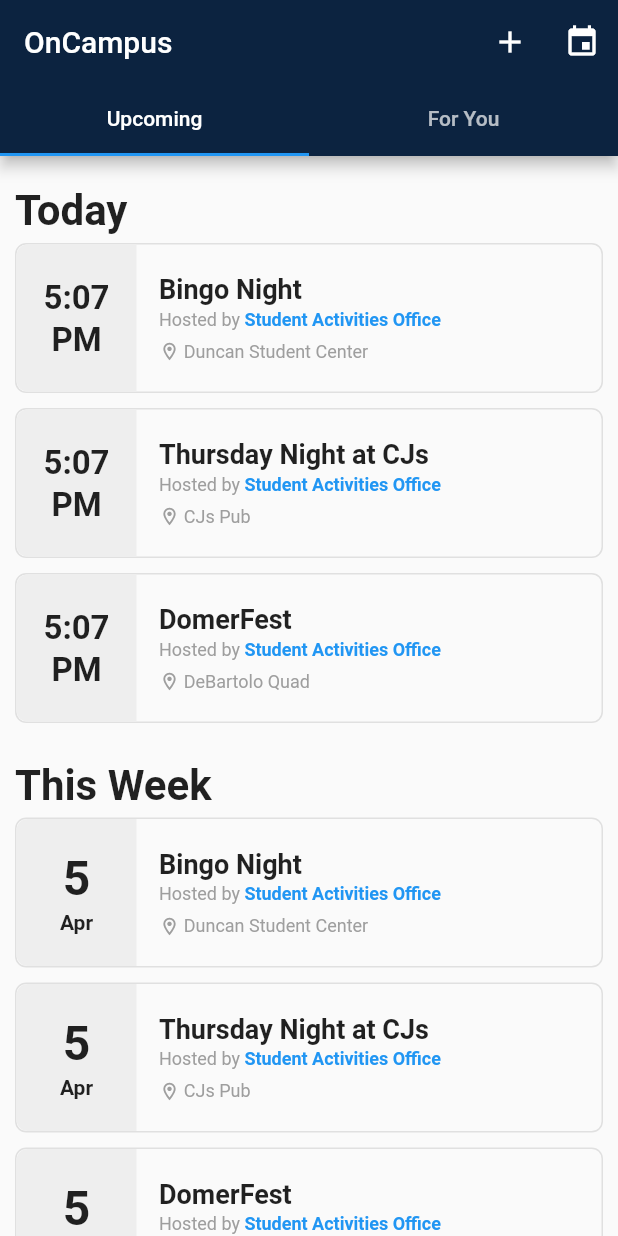
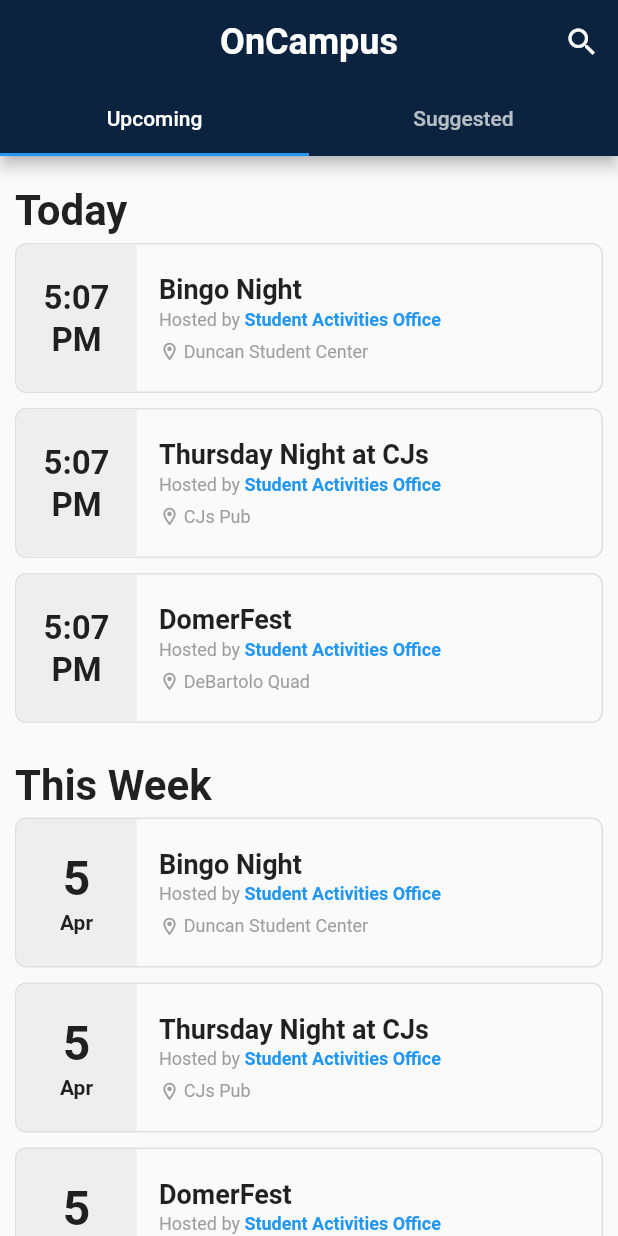
Before and after one commit to kfriday32/nd-oncampus, a Flutter app: the screen it shows after launch, on a phone screen of 412 x 824 dp. Run offline on Flutter 3.47's test engine with Material 2 defaults, Android fonts, the phone set to English and light mode, and no system bars; our stand-ins replace date_field, select_form_field.

Commit message:
Restyled AppBar

```diff
--- a/flutter_ui/lib/src/home_page.dart
+++ b/flutter_ui/lib/src/home_page.dart
@@ -39,7 +39,7 @@ class _HomePageState extends State<HomePage>
     with SingleTickerProviderStateMixin {
   final List<Tab> myTabs = [
     Tab(text: 'Upcoming'),
-    Tab(text: 'For You'),
+    Tab(text: 'Suggested'),
   ];
 
   late TabController _tabController;
@@ -62,18 +62,21 @@ class _HomePageState extends State<HomePage>
   Widget build(BuildContext context) {
     return Scaffold(
       appBar: AppBar(
-        title: const Text('OnCampus'),
         backgroundColor: const Color(0xFF0C2340),
+        centerTitle: true,
+        title: const Text(
+          'OnCampus',
+          style: TextStyle(
+            fontWeight: FontWeight.bold,
+            fontSize: 24.0,
+          ),
+        ),
         actions: <Widget>[
           IconButton(
-            icon: const Icon(Icons.add),
-            onPressed: () {},
-          ),
-          IconButton(
-            icon: const Icon(Icons.event),
+            icon: const Icon(Icons.search),
             onPressed: () {
               Navigator.push(context,
-                  MaterialPageRoute(builder: (context) => const EventsPage()));
+                  MaterialPageRoute(builder: (context) => PublisherPage()));
             },
           ),
         ],
@@ -90,9 +93,6 @@ class _HomePageState extends State<HomePage>
             child: SingleChildScrollView(
               child: Column(
                 children: [
-                  Row(
-                    children: [],
-                  ),
                   Column(
                     crossAxisAlignment: CrossAxisAlignment.start,
                     children: [
@@ -588,7 +588,7 @@ class _HomePageState extends State<HomePage>
                     children: [
                       const SizedBox(height: 20),
                       const Text(
-                        'For You',
+                        'Suggested',
                         style: TextStyle(
                           fontWeight: FontWeight.bold,
                           fontSize: 28,
```
